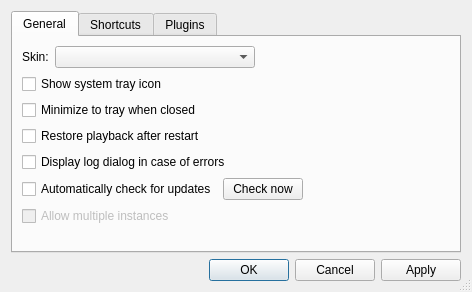
The window that src/preferencesDialog.ui (nulloy/nulloy) describes before a commit, drawn with Qt 5.
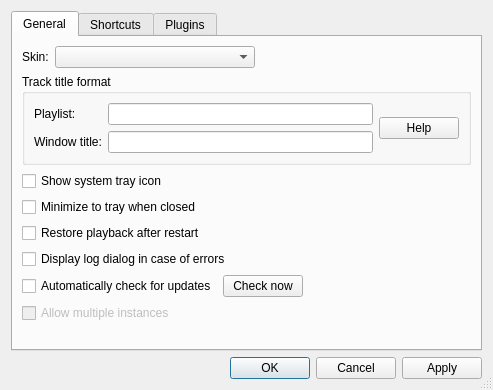
The same window after the commit. Custom widgets are drawn as their Qt base class.

```diff
--- a/src/preferencesDialog.ui
+++ b/src/preferencesDialog.ui
@@ -6,8 +6,8 @@
    <rect>
     <x>0</x>
     <y>0</y>
-    <width>472</width>
-    <height>292</height>
+    <width>493</width>
+    <height>390</height>
    </rect>
   </property>
   <property name="windowTitle">
@@ -61,6 +61,53 @@
          </item>
         </layout>
        </item>
+       <item>
+        <widget class="QGroupBox" name="groupBox">
+         <property name="title">
+          <string>Track title format</string>
+         </property>
+         <layout class="QHBoxLayout" name="horizontalLayout_5">
+          <item>
+           <layout class="QVBoxLayout" name="verticalLayout_6">
+            <item>
+             <widget class="QLabel" name="playlistTitleFormaLabel">
+              <property name="text">
+               <string>Playlist:</string>
+              </property>
+             </widget>
+            </item>
+            <item>
+             <widget class="QLabel" name="windowTitleFormatLabel">
+              <property name="text">
+               <string>Window title:</string>
+              </property>
+             </widget>
+            </item>
+           </layout>
+          </item>
+          <item>
+           <layout class="QVBoxLayout" name="verticalLayout_7">
+            <item>
+             <widget class="QLineEdit" name="playlistTitleFormatLineEdit"/>
+            </item>
+            <item>
+             <widget class="QLineEdit" name="windowTitleFormatLineEdit"/>
+            </item>
+           </layout>
+          </item>
+          <item>
+           <widget class="QPushButton" name="titleFormatHelpButton">
+            <property name="text">
+             <string>Help</string>
+            </property>
+           </widget>
+          </item>
+         </layout>
+         <zorder>titleFormatHelpButton</zorder>
+         <zorder></zorder>
+         <zorder></zorder>
+        </widget>
+       </item>
        <item>
         <widget class="QCheckBox" name="trayIconCheckBox">
          <property name="text">
```
